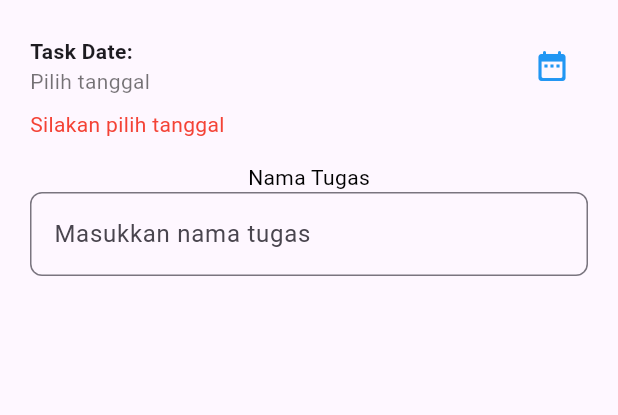
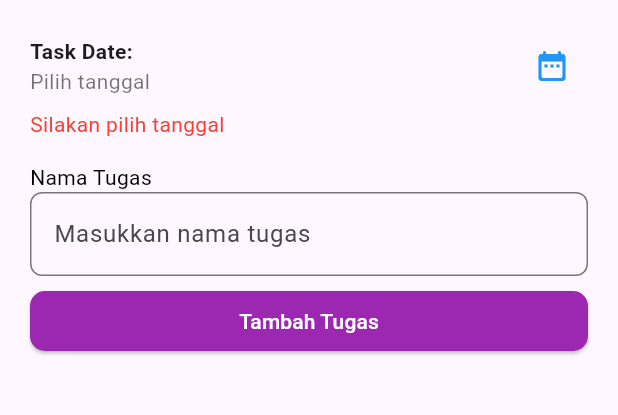
Before and after one commit to IAMHUDA/TodoApp_0049, a Flutter app: the screen it shows after launch, on a phone screen of 412 x 824 dp, the part 84-499 px from its top. Run offline on Flutter 3.47's test engine with Material 3 defaults, Android fonts, the phone set to English and light mode, and no system bars; missing offline and left inert: bottom_picker.

Commit message:
add button submit

```diff
--- a/lib/todo_app.dart
+++ b/lib/todo_app.dart
@@ -91,6 +91,7 @@ class _TodoAppState extends State<TodoApp> {
               const SizedBox(height: 10),
               Form(
                 child: Column(
+                  crossAxisAlignment: CrossAxisAlignment.start,
                   children: [
                     const Text(
                       "Nama Tugas",
@@ -112,6 +113,21 @@ class _TodoAppState extends State<TodoApp> {
                         return null;
                       },
                     ),
+                    const SizedBox(height: 10),
+                    SizedBox(
+                      width: double.infinity,
+                      height: 40,
+                      child: ElevatedButton(
+                        onPressed: (){},
+                        style: ElevatedButton.styleFrom(
+                          backgroundColor: Colors.purple,
+                          shape: RoundedRectangleBorder(
+                            borderRadius: BorderRadius.circular(10),
+                          ),
+                        ),
+                        child: const Text("Tambah Tugas", style: TextStyle(color: Colors.white)),
+                      ),
+                    ),
                   ],
                 ),
               ),
```
